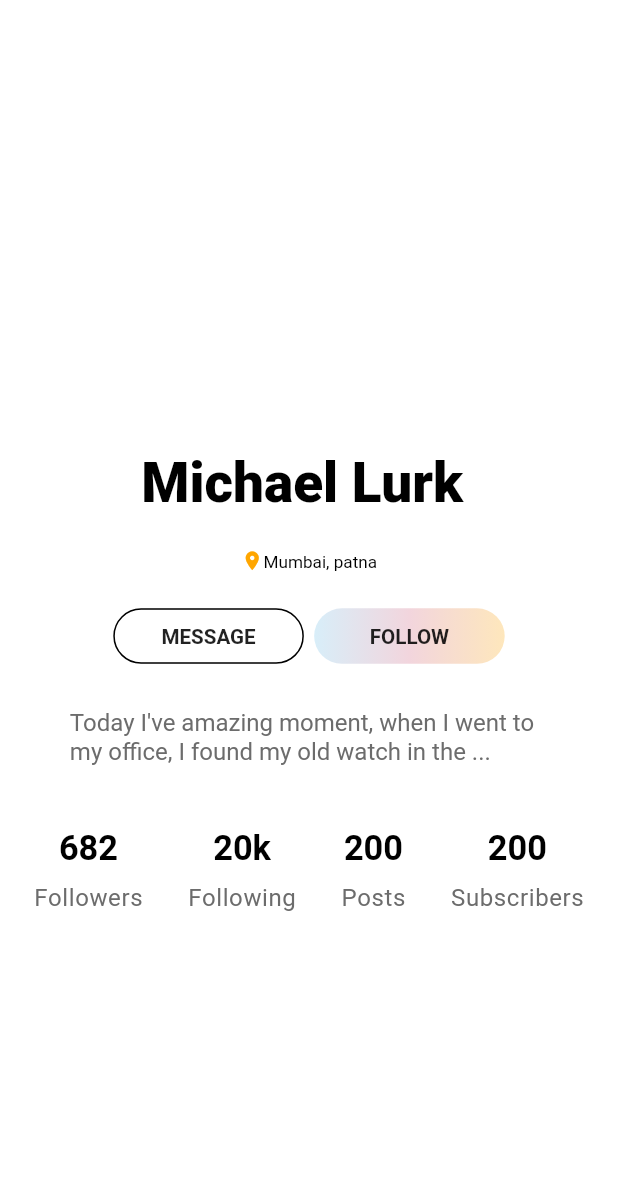
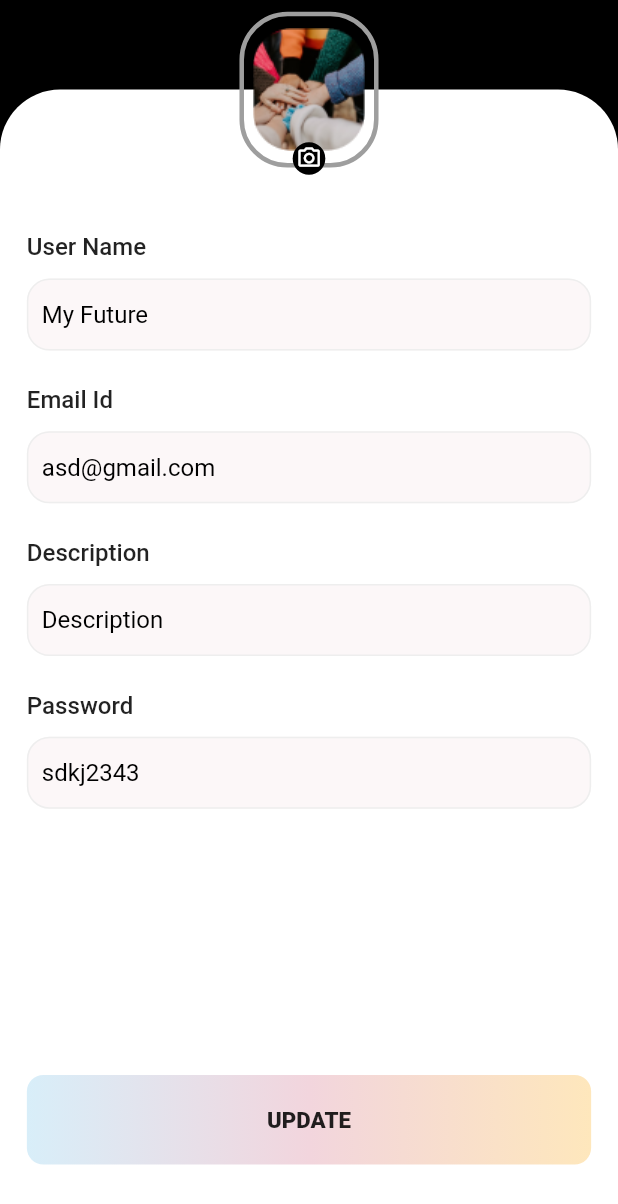
Before and after one commit to TalhaShakel/Chat-Gpt, a Flutter app: the screen it shows after launch, on a phone screen of 412 x 824 dp. Shown: the top 1204 px of the screen. Run offline on Flutter 3.47's test engine with Material 2 defaults, Android fonts, the phone set to English and light mode, and no system bars; our stand-ins replace cloud_firestore, firebase_auth, firebase_core, firebase_storage, flutter_easyloading, flutter_screenutil and 5 more; missing offline and left inert: dart:ffi; accounts and stored records are empty.

Commit message:
home profile  update

```diff
--- a/lib/Screens/AuthScreens/LoginScreen.dart
+++ b/lib/Screens/AuthScreens/LoginScreen.dart
@@ -10,7 +10,7 @@ import 'package:spoot_light/Models/Service.dart';
 import 'package:spoot_light/Models/UserModels.dart';
 import 'package:spoot_light/Screens/AI_Screens/AIScreen.dart';
 import 'package:spoot_light/Screens/AuthScreens/SignUpScreen.dart';
-import 'package:spoot_light/Screens/BottomNavBar/BottomNavBar.dart';
+import 'package:spoot_light/Screens/MainHomeScreen/MainHomeScreen.dart';
 import 'package:spoot_light/Screens/ProfileScreens/AboutUserInfoScreen.dart';
 import 'package:spoot_light/Screens/ProfileScreens/PickTopicScreen.dart';
 import 'package:velocity_x/velocity_x.dart';
--- a/lib/Screens/BottomNavBar/BottomNavBar.dart
+++ b/lib/Screens/MainHomeScreen/MainHomeScreen.dart
@@ -6,8 +6,8 @@ import 'package:spoot_light/Controller/Maincontrollers.dart';
 import 'package:spoot_light/Screens/AI_Screens/AIScreen.dart';
 import 'package:spoot_light/Screens/HomeScreens/HomeScreen.dart';
 
-class MianHomeScreen extends StatelessWidget {
-  MianHomeScreen({super.key});
+class MainHomeScreen extends StatelessWidget {
+  MainHomeScreen({super.key});
   var _ = MainController.instance;
 
   // int _selectIndex = 0;
--- /dev/null
+++ b/lib/Screens/ProfileScreens/EditProfile.dart
@@ -0,0 +1,207 @@
+import 'package:flutter/material.dart';
+import 'package:flutter_screenutil/flutter_screenutil.dart';
+import 'package:get/get.dart';
+import 'package:spoot_light/Constants/ColorConstants.dart';
+import 'package:velocity_x/velocity_x.dart';
+
+class EditProfile extends StatelessWidget {
+  EditProfile({super.key});
+
+  TextEditingController _emailController = TextEditingController();
+  TextEditingController _userNameController = TextEditingController();
+  TextEditingController _descriptionController = TextEditingController();
+  TextEditingController _passwordController = TextEditingController();
+
+  @override
+  void dispose() {
+    _emailController.dispose();
+    _userNameController.dispose();
+    _passwordController.dispose();
+    _descriptionController.dispose();
+  }
+
+  @override
+  Widget build(BuildContext context) {
+    return Container(
+      height: 200.h,
+      width: Get.width,
+      decoration: BoxDecoration(
+        image: DecorationImage(
+            image: AssetImage("assets/bg.png"), fit: BoxFit.cover),
+      ),
+      child: Scaffold(
+        extendBodyBehindAppBar: true,
+        appBar: AppBar(
+          backgroundColor: Colors.transparent,
+          elevation: 0,
+        ),
+        body: Container(
+            color: Colors.black,
+            child: Stack(
+              children: [
+                SingleChildScrollView(
+                  child: Column(
+                    children: [
+                      50.h.heightBox,
+                      Container(
+                          height: Get.height.h,
+                          width: Get.width.w,
+                          decoration: BoxDecoration(
+                            color: Colors.white,
+                            borderRadius: BorderRadius.only(
+                                topRight: Radius.circular(40.0),
+                                topLeft: Radius.circular(40.0)),
+                          ),
+                          child: Padding(
+                            padding: EdgeInsets.symmetric(horizontal: 15.h),
+                            child: Column(
+                              crossAxisAlignment: CrossAxisAlignment.start,
+                              children: [
+                                80.h.heightBox,
+                                Text(
+                                  "User Name",
+                                  style: TextStyle(
+                                      fontWeight: FontWeight.w500,
+                                      fontSize: 14.sp),
+                                ),
+                                textfiledContainer(
+                                    _userNameController, "My Future"),
+                                10.h.heightBox,
+                                Text(
+                                  "Email Id",
+                                  style: TextStyle(
+                                      fontWeight: FontWeight.w500,
+                                      fontSize: 14.sp),
+                                ),
+                                textfiledContainer(
+                                    _emailController, "asd@gmail.com"),
+                                10.h.heightBox,
+                                Text(
+                                  "Description",
+                                  style: TextStyle(
+                                      fontWeight: FontWeight.w500,
+                                      fontSize: 14.sp),
+                                ),
+                                textfiledContainer(
+                                    _descriptionController, "Description"),
+                                10.h.heightBox,
+                                Text(
+                                  "Password",
+                                  style: TextStyle(
+                                      fontWeight: FontWeight.w500,
+                                      fontSize: 14.sp),
+                                ),
+                                textfiledContainer(
+                                    _passwordController, "sdkj2343"),
+                                139.h.heightBox,
+                                Container(
+                                  height: 50.h,
+                                  width: 359.w,
+                                  decoration: BoxDecoration(
+                                      gradient: LinearGradient(
+                                          begin: Alignment.centerLeft,
+                                          end: Alignment.centerRight,
+                                          colors: ConstColors.btnColor),
+                                      // Color.fromRGBO(115, 186, 197, 1)
+                                      borderRadius: BorderRadius.all(
+                                          Radius.circular(11))),
+                                  child: Center(
+                                    child: Text(
+                                      "UPDATE",
+                                      style: TextStyle(
+                                          fontWeight: FontWeight.w800,
+                                          fontSize: 13.sp),
+                                    ),
+                                  ),
+                                ),
+                              ],
+                            ),
+                          )),
+                    ],
+                  ),
+                ),
+                Align(
+                  alignment: Alignment.topCenter,
+                  child: Container(
+                    height: 100.h,
+                    child: Stack(
+                      children: [
+                        Center(
+                          child: Container(
+                            height: 87.h,
+                            width: 81.w,
+                            decoration: BoxDecoration(
+                                border:
+                                    Border.all(width: 3, color: Colors.grey),
+                                borderRadius:
+                                    BorderRadius.all(Radius.circular(28.r))),
+                          ),
+                        ),
+                        Center(
+                          child: Container(
+                            height: 81.h,
+                            width: 74.w,
+                            decoration: BoxDecoration(
+                                borderRadius:
+                                    BorderRadius.all(Radius.circular(28.r))),
+                            child: Image.asset("assets/pro.png"),
+                          ),
+                        ),
+                        Positioned(
+                          bottom: 0,
+                          left: 50,
+                          right: 50,
+                          child: GestureDetector(
+                            onTap: () {},
+                            child: Center(
+                              child: Container(
+                                  height: 23.h,
+                                  width: 19.w,
+                                  decoration: BoxDecoration(
+                                      color: Colors.black,
+                                      shape: BoxShape.circle),
+                                  child: Icon(
+                                    Icons.camera_alt_outlined,
+                                    color: Colors.white,
+                                    size: 15.sp,
+                                  )),
+                            ),
+                          ),
+                        ),
+                      ],
+                    ),
+                  ),
+                ),
+              ],
+            )),
+      ),
+    );
+  }
+
+  Padding textfiledContainer(var controller, var hinttxt) {
+    return Padding(
+      padding: EdgeInsets.symmetric(vertical: 10.w),
+      child: TextField(
+        controller: controller,
+        decoration: InputDecoration(
+          filled: true,
+          fillColor: ConstColors.textfieldColor,
+          contentPadding: EdgeInsets.all(10),
+          enabledBorder: OutlineInputBorder(
+            borderSide: BorderSide(color: ConstColors.CircleColor, width: 1),
+            borderRadius: BorderRadius.circular(15),
+          ),
+          focusedBorder: OutlineInputBorder(
+            borderSide: BorderSide(color: ConstColors.textfieldColor),
+            borderRadius: BorderRadius.circular(10),
+          ),
+          hintText: "$hinttxt",
+          hintStyle: TextStyle(color: Colors.black),
+          border: OutlineInputBorder(
+            borderRadius: BorderRadius.circular(10),
+          ),
+        ),
+      ),
+    );
+  }
+}
--- a/lib/Screens/ProfileScreens/SelectPlanScreen.dart
+++ b/lib/Screens/ProfileScreens/SelectPlanScreen.dart
@@ -3,7 +3,7 @@ import 'package:flutter/src/widgets/container.dart';
 import 'package:flutter/src/widgets/framework.dart';
 import 'package:flutter_screenutil/flutter_screenutil.dart';
 import 'package:get/get.dart';
-import 'package:spoot_light/Screens/BottomNavBar/BottomNavBar.dart';
+import 'package:spoot_light/Screens/MainHomeScreen/MainHomeScreen.dart';
 import 'package:velocity_x/velocity_x.dart';
 
 class SelectPlanScreen extends StatelessWidget {
@@ -45,7 +45,7 @@ class SelectPlanScreen extends StatelessWidget {
 
             GestureDetector(
               onTap: () {
-                Get.to(() => MianHomeScreen());
+                Get.to(() => MainHomeScreen());
               },
               child: Center(
                 child: "Hooray we are done!"
--- a/lib/SplashScreen.dart
+++ b/lib/SplashScreen.dart
@@ -6,7 +6,7 @@ import 'package:get/get.dart';
 import 'package:spoot_light/Constants/ColorConstants.dart';
 import 'package:spoot_light/Models/Service.dart';
 import 'package:spoot_light/Screens/AuthScreens/LoginScreen.dart';
-import 'package:spoot_light/Screens/BottomNavBar/BottomNavBar.dart';
+import 'package:spoot_light/Screens/MainHomeScreen/MainHomeScreen.dart';
 
 class SplashScrren extends StatefulWidget {
   const SplashScrren({super.key});
@@ -25,7 +25,7 @@ class _SplashScrrenState extends State<SplashScrren> {
       if (fAuth.currentUser == null) {
         Get.offAll(() => LoginScreen());
       } else {
-        Get.offAll(() => MianHomeScreen());
+        Get.offAll(() => MainHomeScreen());
       }
     });
   }
--- a/lib/main.dart
+++ b/lib/main.dart
@@ -7,12 +7,13 @@ import 'package:get/get.dart';
 import 'package:spoot_light/Controller/Maincontrollers.dart';
 import 'package:spoot_light/Screens/AI_Screens/AIScreen.dart';
 import 'package:spoot_light/Screens/AI_Screens/WalletScreen.dart';
-import 'package:spoot_light/Screens/BottomNavBar/BottomNavBar.dart';
+import 'package:spoot_light/Screens/MainHomeScreen/MainHomeScreen.dart';
 import 'package:spoot_light/Screens/HomeScreens/HomeScreen.dart';
 import 'package:spoot_light/Screens/HomeScreens/ToDoListScreen/AddNewtodoList.dart';
 import 'package:spoot_light/Screens/HomeScreens/ToDoListScreen/todolistScreen.dart';
 import 'package:spoot_light/Screens/OnBoardingScreens/on_boarding_screen.dart';
 import 'package:spoot_light/Screens/ProfileScreens/AboutUserInfoScreen.dart';
+import 'package:spoot_light/Screens/ProfileScreens/EditProfile.dart';
 import 'package:spoot_light/Screens/ProfileScreens/PickTopicScreen.dart';
 import 'package:spoot_light/Screens/ProfileScreens/ProfilePopUpScreen.dart';
 import 'package:spoot_light/Screens/ProfileScreens/SelectPlanScreen.dart';
@@ -44,7 +45,7 @@ class MyApp extends StatelessWidget {
         builder: (context, child) {
           return GetMaterialApp(
             builder: EasyLoading.init(),
-            home: ProfilePopUp(),
+            home: EditProfile(),
             debugShowCheckedModeBanner: false,
           );
         });
```
Also changed, not shown: lib/Screens/Comments/Comments.dart (added, +73 -0 lines), lib/Screens/Followers/Follower.dart (added, +125 -0 lines), lib/Screens/ProfileScreens/AboutUserInfoScreen.dart (+4 -4 lines), lib/testeditprofile.dart (added, +50 -0 lines), assets/bg.png (added), assets/pro.png (added).
